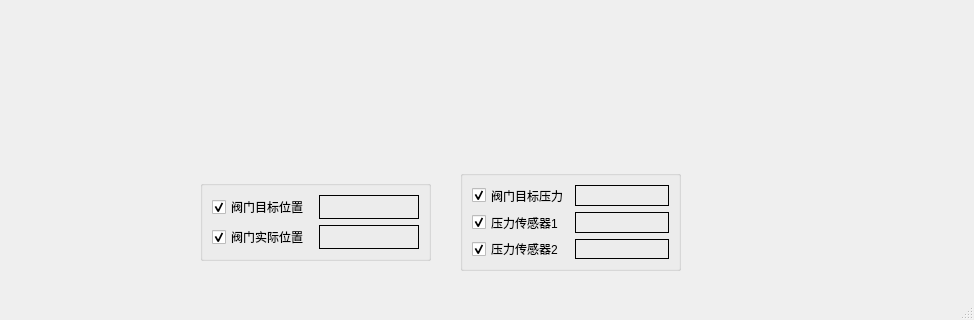
Old version of the form mainwindow.ui in the repository hx-hit/qt_serialport; both pictures show x 0 to 974 and y 320 to 640 of the 974 by 640 pixel window.
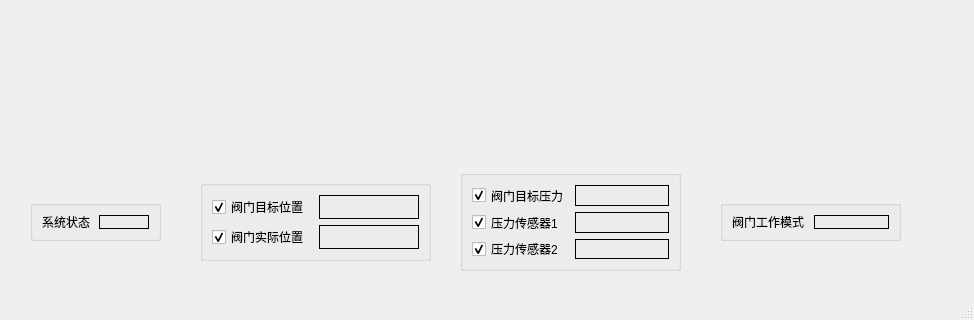
New version of the form. Icons and pictures are not drawn. Custom widgets are drawn as their Qt base class.

What changed in the file:
```diff
--- a/mainwindow.ui
+++ b/mainwindow.ui
@@ -10,6 +10,18 @@
     <height>640</height>
    </rect>
   </property>
+  <property name="minimumSize">
+   <size>
+    <width>974</width>
+    <height>640</height>
+   </size>
+  </property>
+  <property name="maximumSize">
+   <size>
+    <width>974</width>
+    <height>640</height>
+   </size>
+  </property>
   <property name="windowTitle">
    <string>MainWindow</string>
   </property>
@@ -449,6 +461,70 @@
      </item>
     </layout>
    </widget>
+   <widget class="QGroupBox" name="groupBox_8">
+    <property name="geometry">
+     <rect>
+      <x>30</x>
+      <y>520</y>
+      <width>131</width>
+      <height>41</height>
+     </rect>
+    </property>
+    <property name="title">
+     <string/>
+    </property>
+    <layout class="QHBoxLayout" name="horizontalLayout_2">
+     <item>
+      <widget class="QLabel" name="label_10">
+       <property name="text">
+        <string>系统状态</string>
+       </property>
+      </widget>
+     </item>
+     <item>
+      <widget class="QLabel" name="lb_system_status">
+       <property name="frameShape">
+        <enum>QFrame::Box</enum>
+       </property>
+       <property name="text">
+        <string/>
+       </property>
+      </widget>
+     </item>
+    </layout>
+   </widget>
+   <widget class="QGroupBox" name="groupBox_9">
+    <property name="geometry">
+     <rect>
+      <x>720</x>
+      <y>520</y>
+      <width>181</width>
+      <height>41</height>
+     </rect>
+    </property>
+    <property name="title">
+     <string/>
+    </property>
+    <layout class="QHBoxLayout" name="horizontalLayout_3">
+     <item>
+      <widget class="QLabel" name="label_12">
+       <property name="text">
+        <string>阀门工作模式</string>
+       </property>
+      </widget>
+     </item>
+     <item>
+      <widget class="QLabel" name="lb_value_mode">
+       <property name="frameShape">
+        <enum>QFrame::Box</enum>
+       </property>
+       <property name="text">
+        <string/>
+       </property>
+      </widget>
+     </item>
+    </layout>
+   </widget>
   </widget>
   <widget class="QMenuBar" name="menubar">
    <property name="geometry">
```
Left out of the diff: 12 changed lines with no effect on the pictures.
